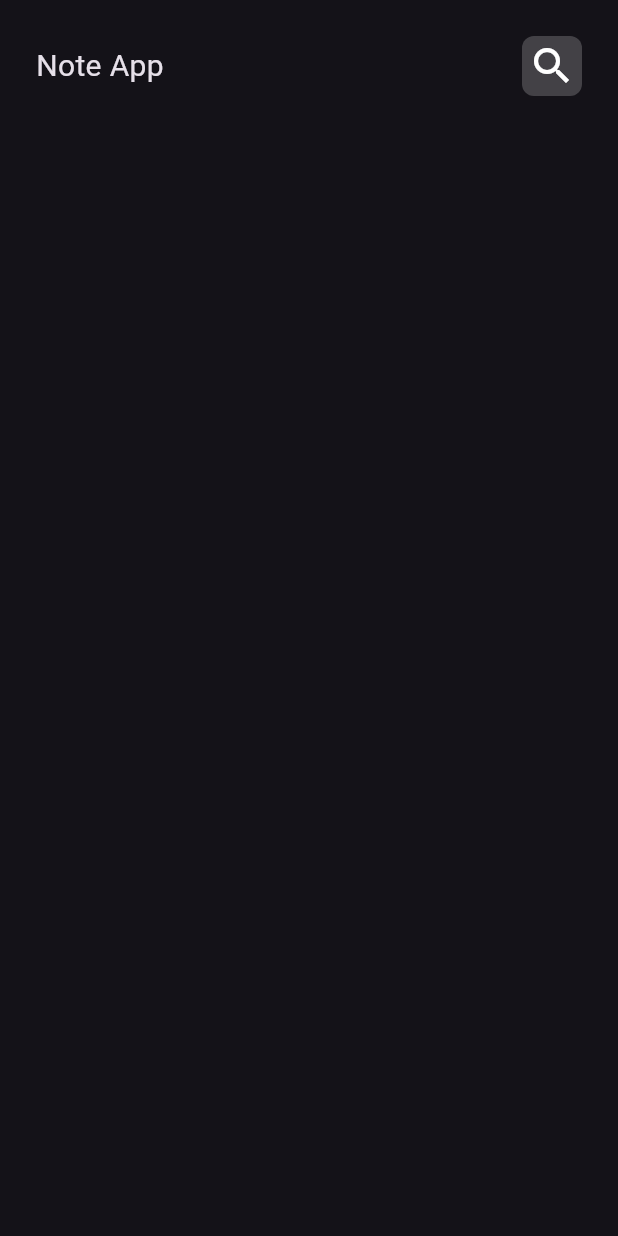
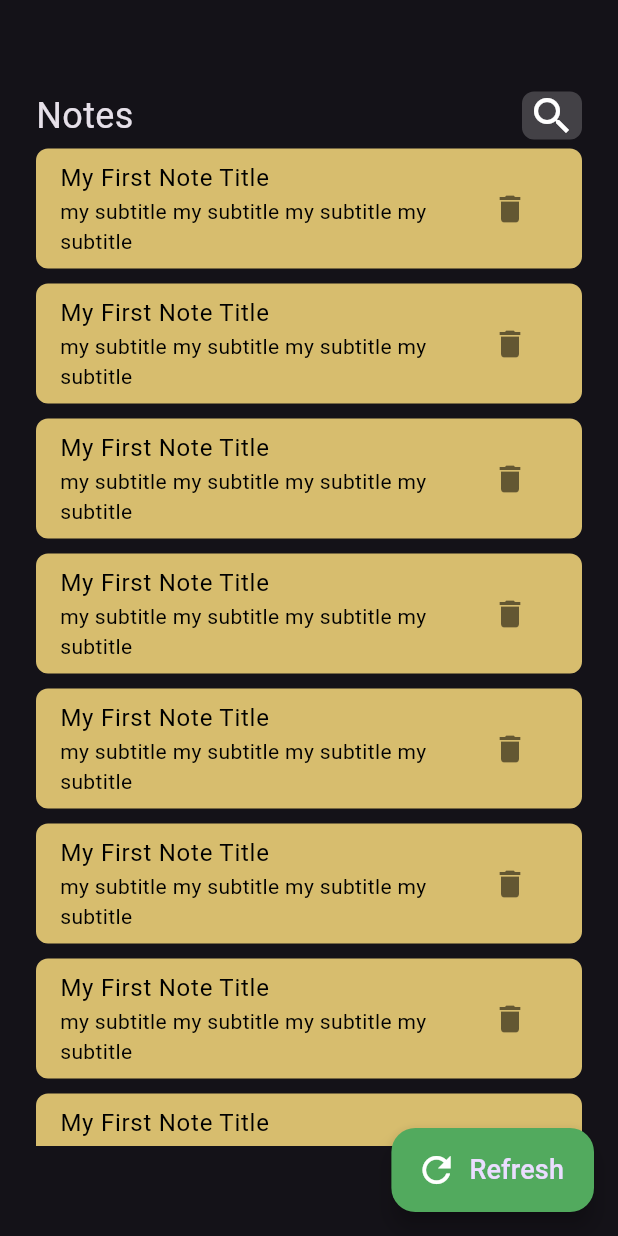
Before and after one commit to asaber20/note_app, a Flutter app: the screen it shows after launch, on a phone screen of 412 x 824 dp. Run offline on Flutter 3.47's test engine with Material 3 defaults, Android fonts, the phone set to English and light mode, and no system bars.

Commit message:
note list view

```diff
--- a/lib/main.dart
+++ b/lib/main.dart
@@ -1,5 +1,7 @@
 import 'package:flutter/material.dart';
 import 'package:note_app/widgets/custom_app_bar.dart';
+import 'package:note_app/widgets/custom_floating_button.dart';
+import 'package:note_app/widgets/custom_list_view.dart';
 
 void main() {
   runApp(
@@ -8,6 +10,7 @@ void main() {
         theme: ThemeData(brightness: Brightness.dark),
         home: const Scaffold(
           body: NotesApp(),
+          floatingActionButton: CustomFloatingButton(),
         )),
   );
 }
@@ -18,10 +21,11 @@ class NotesApp extends StatelessWidget {
   @override
   Widget build(BuildContext context) {
     return const Padding(
-      padding: EdgeInsets.all(24.0),
+      padding: EdgeInsets.symmetric(vertical: 60, horizontal: 24),
       child: Column(
         children: [
           CustomAppBar(),
+          Expanded(child: CustomListView()),
         ],
       ),
     );
--- /dev/null
+++ b/lib/views/note_edit.dart
@@ -0,0 +1,12 @@
+import 'package:flutter/material.dart';
+
+class ViewEditNote extends StatelessWidget {
+  const ViewEditNote({super.key});
+
+  @override
+  Widget build(BuildContext context) {
+    return const Scaffold(
+      body: Center(child: Text('Second Page')),
+    );
+  }
+}
--- a/lib/widgets/custom_app_bar.dart
+++ b/lib/widgets/custom_app_bar.dart
@@ -8,12 +8,12 @@ class CustomAppBar extends StatelessWidget {
     return Row(
       children: [
         const Text(
-          'Note App',
-          style: TextStyle(fontSize: 20),
+          'Notes',
+          style: TextStyle(fontSize: 24),
         ),
         const Spacer(),
         Container(
-          padding: const EdgeInsets.symmetric(vertical: 4, horizontal: 4),
+          padding: const EdgeInsets.symmetric(vertical: 0, horizontal: 4),
           decoration: BoxDecoration(
             color: Colors.white.withOpacity(0.2),
             borderRadius: BorderRadius.circular(8),
--- /dev/null
+++ b/lib/widgets/custom_floating_button.dart
@@ -0,0 +1,25 @@
+import 'package:flutter/material.dart';
+
+class CustomFloatingButton extends StatelessWidget {
+  const CustomFloatingButton({super.key});
+
+  @override
+  Widget build(BuildContext context) {
+    return FloatingActionButton.extended(
+      backgroundColor: const Color.fromRGBO(82, 170, 94, 1.0),
+      label: const Text(
+        'Refresh',
+        style: TextStyle(fontSize: 18),
+      ),
+      tooltip: 'Refresh',
+      onPressed: () {
+        showModalBottomSheet(
+            context: context,
+            builder: (BuildContext context) {
+              return Container(height: 200, color: Colors.amber);
+            });
+      },
+      icon: const Icon(Icons.refresh, color: Colors.white, size: 28),
+    );
+  }
+}
--- /dev/null
+++ b/lib/widgets/custom_list_view.dart
@@ -0,0 +1,17 @@
+import 'package:flutter/material.dart';
+import 'package:note_app/widgets/note_item.dart';
+
+class CustomListView extends StatelessWidget {
+  const CustomListView({super.key});
+
+  @override
+  Widget build(BuildContext context) {
+    return ListView.builder(
+      itemCount: 10,
+      prototypeItem: const NoteItem(),
+      itemBuilder: (context, index) {
+        return const NoteItem();
+      },
+    );
+  }
+}
--- /dev/null
+++ b/lib/widgets/note_item.dart
@@ -0,0 +1,48 @@
+import 'package:flutter/material.dart';
+import 'package:note_app/views/note_edit.dart';
+
+class NoteItem extends StatelessWidget {
+  const NoteItem({super.key});
+
+  @override
+  Widget build(BuildContext context) {
+    return GestureDetector(
+      onTap: () {
+        Navigator.push(
+          context,
+          MaterialPageRoute(builder: (context) => const ViewEditNote()),
+        );
+      },
+      child: Container(
+        margin: const EdgeInsets.symmetric(vertical: 5),
+        decoration: BoxDecoration(
+          borderRadius: BorderRadius.circular(8),
+          color: const Color.fromARGB(255, 215, 189, 110),
+        ),
+        child: Column(
+          children: [
+            ListTile(
+              title: const Text(
+                'My First Note Title',
+                style: TextStyle(color: Colors.black),
+              ),
+              subtitle: const Text(
+                'my subtitle my subtitle my subtitle my subtitle',
+                style: TextStyle(color: Colors.black),
+              ),
+              trailing: IconButton(
+                onPressed: () {},
+                icon: const Icon(
+                  Icons.delete,
+                  size: 24,
+                  color: Colors.black54,
+                ),
+                highlightColor: Colors.greenAccent,
+              ),
+            ),
+          ],
+        ),
+      ),
+    );
+  }
+}
```
